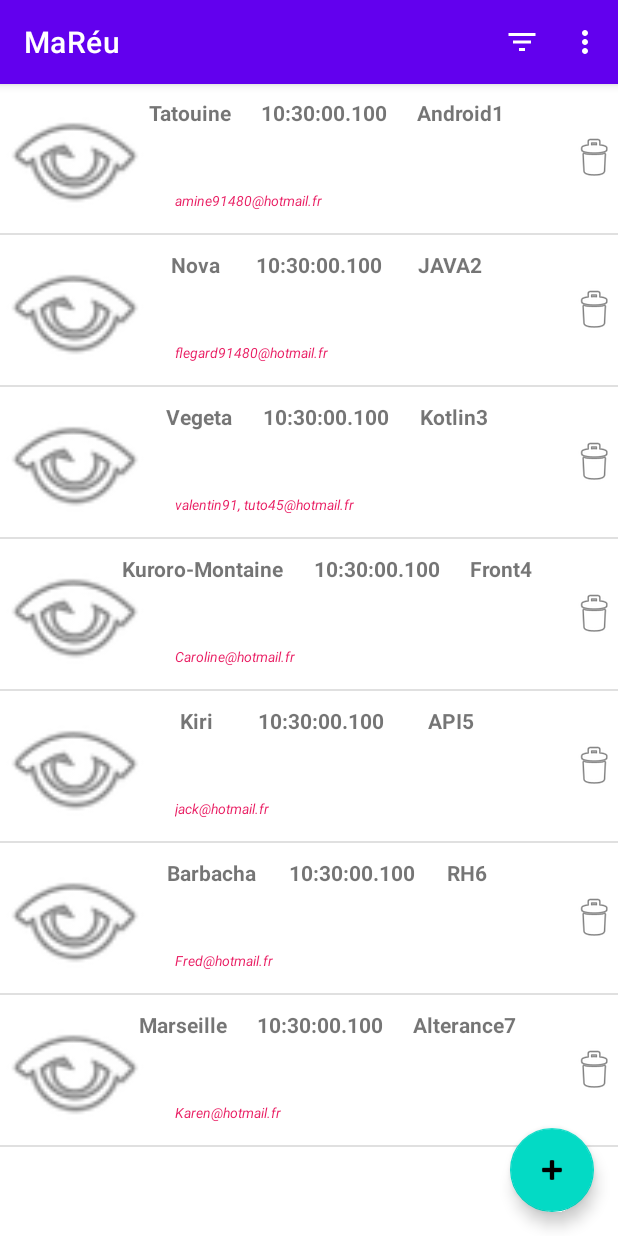
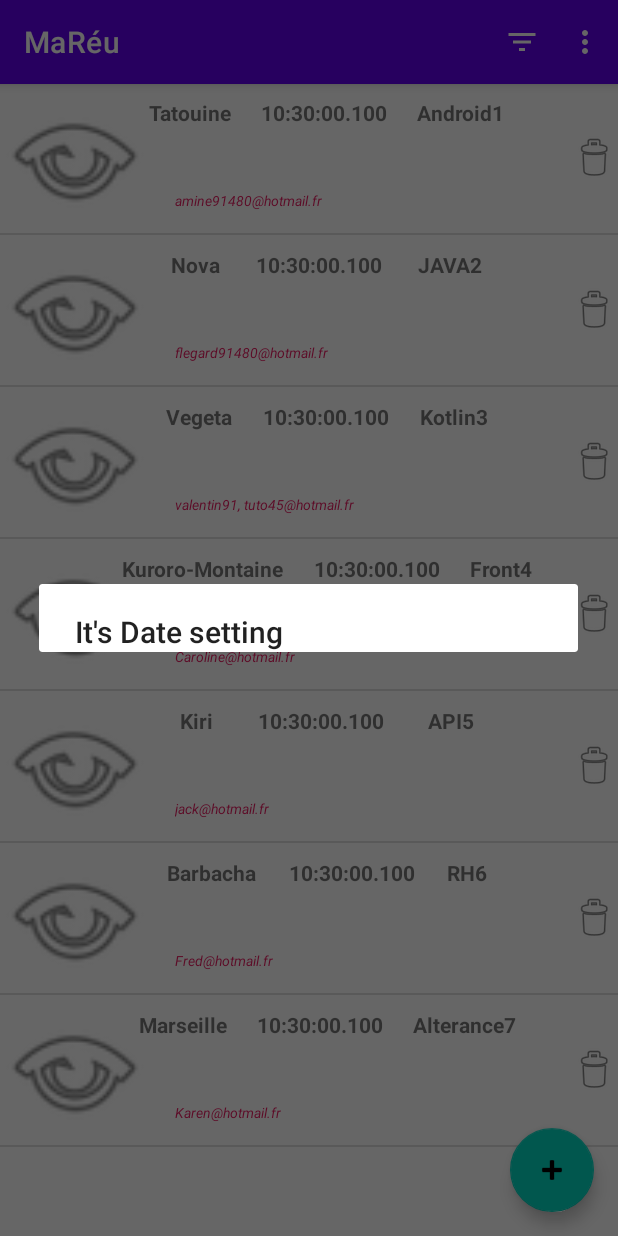
Before and after one commit to amine91480/OC_MaReu, an Android app: the screen it shows after launch (MainActivity), in the options menu, after a tap on "Date", on a phone screen of 412 x 824 dp. Run offline under Robolectric (Android 15) with nearby library versions, the phone set to English and light mode, and no system bars; our stand-ins replace ButterKnife.

Commit message:
Add Toast Message on Item Toolbar on the elements -> OK | Change to AlertDialogue for Test -> OK

```diff
--- a/app/src/main/java/com/amine/mareu/MainActivity.java
+++ b/app/src/main/java/com/amine/mareu/MainActivity.java
@@ -1,5 +1,8 @@
 package com.amine.mareu;
 
+import android.app.Application;
+import android.content.ClipData;
+import android.content.DialogInterface;
 import android.content.Intent;
 import android.os.Bundle;
 
@@ -9,10 +12,12 @@ import com.amine.mareu.Model.Meeting;
 import com.amine.mareu.Service.MeetingApiService;
 import com.google.android.material.floatingactionbutton.FloatingActionButton;
 
+import androidx.appcompat.app.AlertDialog;
 import androidx.appcompat.app.AppCompatActivity;
 import androidx.appcompat.widget.Toolbar;
 import androidx.recyclerview.widget.RecyclerView;
 
+import android.provider.ContactsContract;
 import android.util.Log;
 import android.view.MenuInflater;
 import android.view.View;
@@ -58,7 +63,6 @@ public class MainActivity extends AppCompatActivity {
     @Override
     public boolean onCreateOptionsMenu(Menu menu) {
         // Inflate the menu; this adds items to the action bar if it is present.
-        Log.d("OK", "Fragment.onCreateOptionsMenu///////////////////////////////////");
         MenuInflater inflater = getMenuInflater();
         inflater.inflate(R.menu.menu_main, menu);
         return true;
@@ -66,31 +70,40 @@ public class MainActivity extends AppCompatActivity {
 
     @Override
     public boolean onOptionsItemSelected(MenuItem item) {
-        Log.d("OK", "OK///////////////////////////////////");
         // Handle action bar item clicks here. The action bar will
         // automatically handle clicks on the Home/Up button, so long
         // as you specify a parent activity in AndroidManifest.xml.
-
         switch (item.getItemId()) {
             case R.id.action_settings:
                 Toast.makeText(this, "It's Action setting", Toast.LENGTH_LONG).show();
-                System.out.println("It's Action setting");
+                String setting ="It's Action setting";
+                dialog(setting);
                 return true;
 
             case R.id.filter_date:
-                Toast.makeText(this, "It's Date setting", Toast.LENGTH_LONG).show();
-                System.out.println("It's Date setting");
+                Toast.makeText(MainActivity.this, "It's Date setting", Toast.LENGTH_LONG).show();
+                String date ="It's Date setting";
+                dialog(date);
                 return true;
 
             case R.id.filter_location:
-                Toast.makeText(this, "It's Loca setting", Toast.LENGTH_LONG).show();
+                String location ="It's Loca setting";
+                dialog(location);
                 return true;
 
             case R.id.filter_location_and_date:
-                Toast.makeText(this, "It's the booth setting", Toast.LENGTH_LONG).show();
+                String nul ="PTDR té qui ?";
+                dialog(nul);
                 return true;
             default:
         }
         return super.onOptionsItemSelected(item);
     }
+    private void dialog(String string){
+        AlertDialog.Builder myAlert = new AlertDialog.Builder(MainActivity.this);
+        myAlert.setTitle(string);
+        myAlert.show();
+    }
+
+
 }
```
